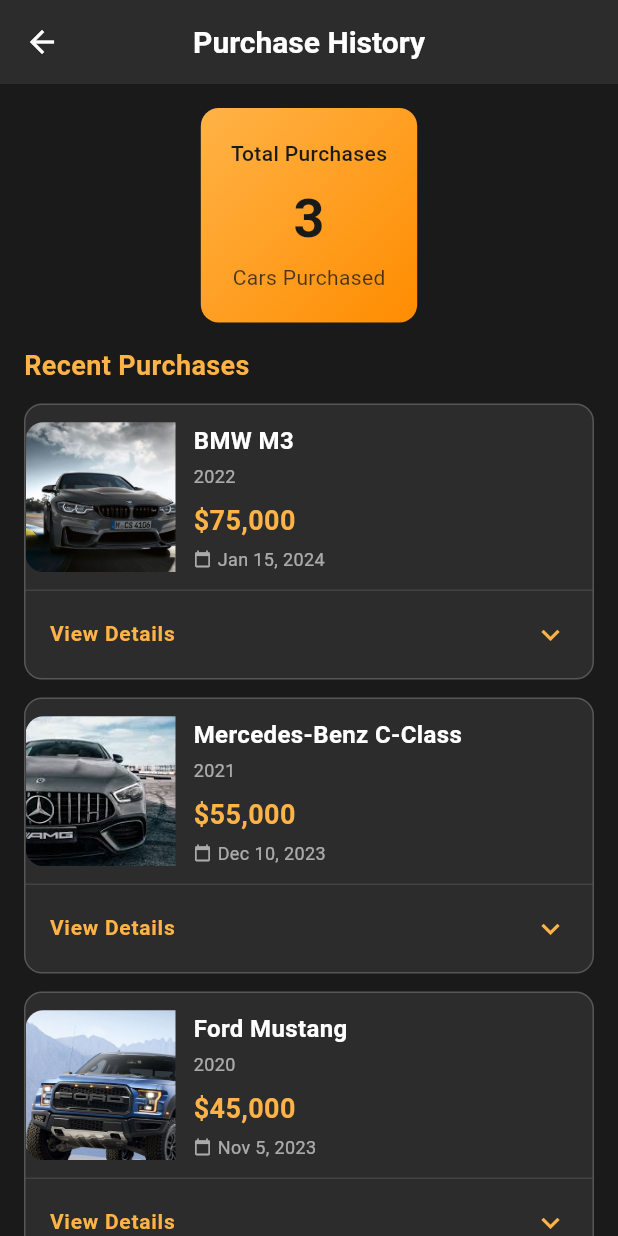
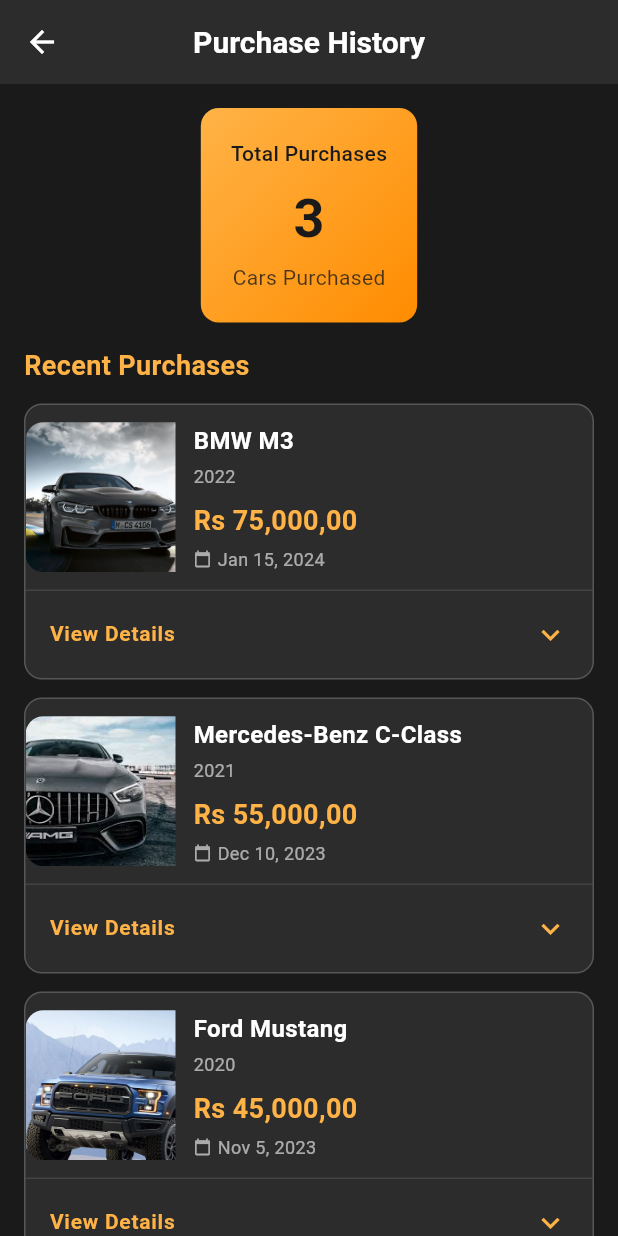
Before and after one commit to FakharCh24/autohub, a Flutter app: the PurchaseHistoryPage screen opened directly, on a phone screen of 412 x 824 dp. Run offline on Flutter 3.47's test engine with Material 3 defaults, Android fonts, the phone set to English and light mode, and no system bars; our stand-ins replace image_picker, pin_code_fields, shared_preferences, sqflite; accounts and stored records are empty.

Commit message:
Update price formatting in purchase history to local currency representation

```diff
--- a/lib/screens/home/car_detail_page.dart
+++ b/lib/screens/home/car_detail_page.dart
@@ -3,7 +3,7 @@
 import 'package:autohub/screens/sell/price_alert_setup.dart';
 import 'package:autohub/screens/reviews/reviews_screen.dart';
 import 'package:autohub/screens/profile/dealer_profile_screen.dart';
-import 'package:autohub/screens/chat/chatpage.dart';
+// import 'package:autohub/screens/chat/chatpage.dart';
 import 'package:flutter/material.dart';
 
 class CarDetailPage extends StatefulWidget {
--- a/lib/screens/profile/purchase_history_page.dart
+++ b/lib/screens/profile/purchase_history_page.dart
@@ -13,7 +13,7 @@
     {
       'carName': 'BMW M3',
       'year': '2022',
-      'price': '\$75,000',
+      'price': 'Rs 75,000,00',
       'purchaseDate': 'Jan 15, 2024',
       'seller': 'John Motors',
       'status': 'Completed',
@@ -24,7 +24,7 @@
     {
       'carName': 'Mercedes-Benz C-Class',
       'year': '2021',
-      'price': '\$55,000',
+      'price': 'Rs 55,000,00',
       'purchaseDate': 'Dec 10, 2023',
       'seller': 'Auto Dealership',
       'status': 'Completed',
@@ -35,7 +35,7 @@
     {
       'carName': 'Ford Mustang',
       'year': '2020',
-      'price': '\$45,000',
+      'price': 'Rs 45,000,00',
       'purchaseDate': 'Nov 5, 2023',
       'seller': 'Classic Cars Inc',
       'status': 'Completed',
```
